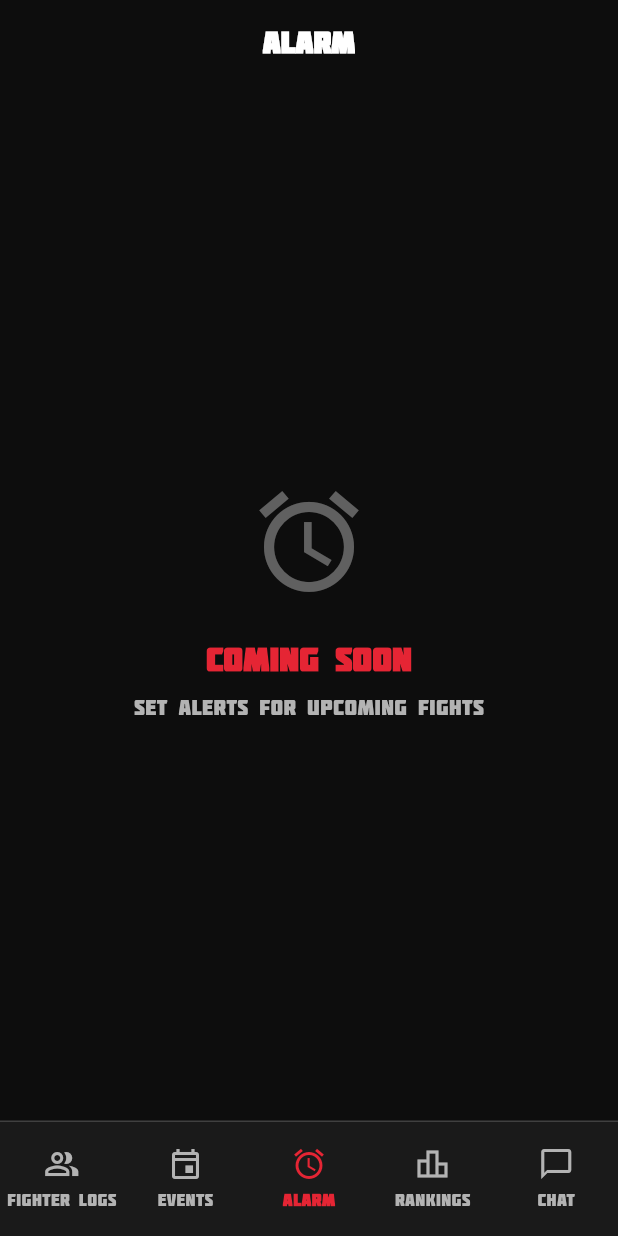
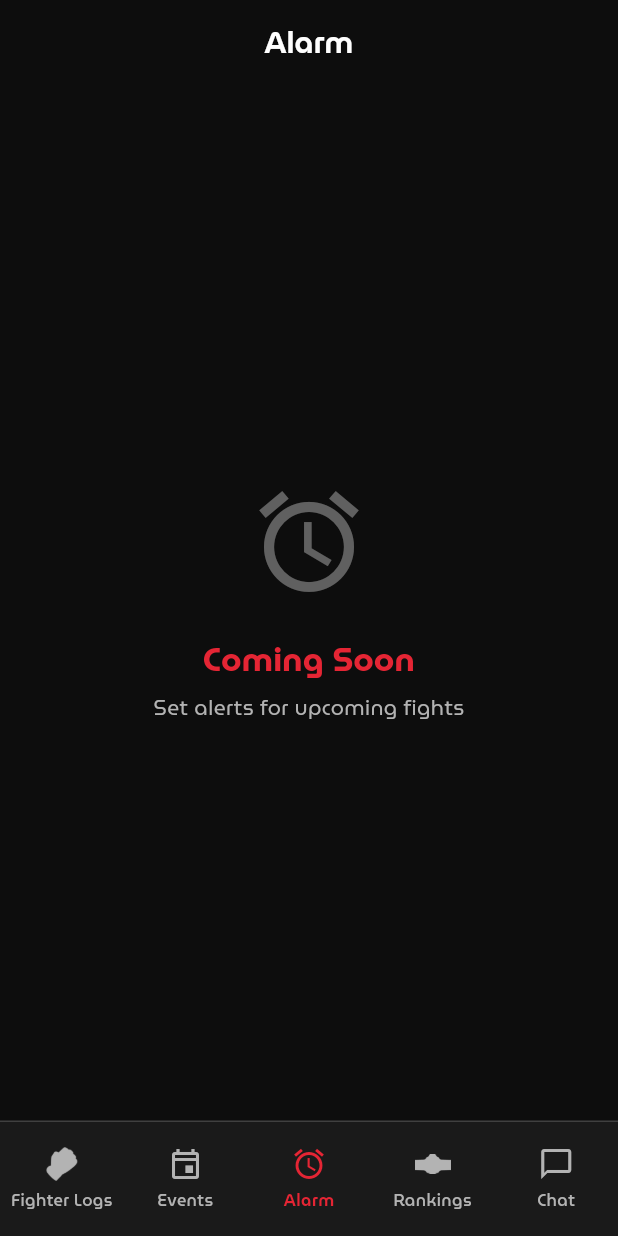
Before and after one commit to Uzicodr/Octapulse-Frontend, a Flutter app: the screen it shows after launch, item 3 of the bottom bar chosen, on a phone screen of 412 x 824 dp. Run offline on Flutter 3.47's test engine with Material 3 defaults, Android fonts, the phone set to English and light mode, and no system bars; our stand-ins replace dio, flutter_riverpod, go_router; network calls fail.

Commit message:
Edited Navbar and pngs

```diff
--- a/lib/core/theme/app_theme.dart
+++ b/lib/core/theme/app_theme.dart
@@ -2,7 +2,7 @@ import 'package:flutter/material.dart';
 import 'app_colors.dart';
 
 abstract class AppTheme {
-  static const String _fontFamily = 'Molot';
+  static const String _fontFamily = 'MuseoModerno';
 
   static ThemeData get dark {
     return ThemeData(
--- a/lib/features/home/presentation/pages/main_nav_screen.dart
+++ b/lib/features/home/presentation/pages/main_nav_screen.dart
@@ -13,12 +13,12 @@ final _navIndexProvider = StateProvider<int>((ref) => 0);
 class MainNavScreen extends ConsumerWidget {
   const MainNavScreen({super.key});
 
-  static const _tabs = [
-    (icon: Icons.people_alt_outlined, label: 'Fighter Logs'),
-    (icon: Icons.event_outlined, label: 'Events'),
-    (icon: Icons.alarm_outlined, label: 'Alarm'),
-    (icon: Icons.leaderboard_outlined, label: 'Rankings'),
-    (icon: Icons.chat_bubble_outline, label: 'Chat'),
+  static const _labels = [
+    'Fighter Logs',
+    'Events',
+    'Alarm',
+    'Rankings',
+    'Chat',
   ];
 
   static const _pages = [
@@ -35,16 +35,11 @@ class MainNavScreen extends ConsumerWidget {
 
     return Scaffold(
       backgroundColor: AppColors.background,
-      body: IndexedStack(
-        index: index,
-        children: _pages,
-      ),
+      body: IndexedStack(index: index, children: _pages),
       bottomNavigationBar: Container(
         decoration: const BoxDecoration(
           color: AppColors.surface,
-          border: Border(
-            top: BorderSide(color: AppColors.outline, width: 1),
-          ),
+          border: Border(top: BorderSide(color: AppColors.outline, width: 1)),
         ),
         child: SafeArea(
           child: Padding(
@@ -52,14 +47,13 @@ class MainNavScreen extends ConsumerWidget {
             child: Row(
               mainAxisAlignment: MainAxisAlignment.spaceAround,
               children: List.generate(
-                _tabs.length,
+                _labels.length,
                 (i) => Expanded(
                   child: _NavItem(
-                    icon: _tabs[i].icon,
-                    label: _tabs[i].label,
+                    icon: _buildIcon(i, index == i),
+                    label: _labels[i],
                     isSelected: index == i,
-                    onTap: () =>
-                        ref.read(_navIndexProvider.notifier).state = i,
+                    onTap: () => ref.read(_navIndexProvider.notifier).state = i,
                   ),
                 ),
               ),
@@ -68,6 +62,48 @@ class MainNavScreen extends ConsumerWidget {
         ),
       ),
     );
+  }
+
+  static Widget _buildIcon(int index, bool isSelected) {
+    final color = isSelected ? AppColors.primary : AppColors.onSurfaceVariant;
+    switch (index) {
+      case 0:
+        return SizedBox(
+          width: 24,
+          height: 24,
+          child: Image.asset(
+            'assets/images/glove.png',
+            width: 24,
+            height: 24,
+            color: color,
+            colorBlendMode: BlendMode.srcIn,
+            errorBuilder: (context, error, stackTrace) =>
+                Icon(Icons.sports_mma, size: 24, color: color),
+          ),
+        );
+      case 1:
+        return Icon(Icons.event_outlined, size: 24, color: color);
+      case 2:
+        return Icon(Icons.alarm_outlined, size: 24, color: color);
+      case 3:
+        return SizedBox(
+          width: 24,
+          height: 24,
+          child: Image.asset(
+            'assets/images/belt.png',
+            width: 24,
+            height: 24,
+            color: color,
+            colorBlendMode: BlendMode.srcIn,
+            errorBuilder: (context, error, stackTrace) =>
+                Icon(Icons.sports_mma, size: 24, color: color),
+          ),
+        );
+      case 4:
+        return Icon(Icons.chat_bubble_outline, size: 24, color: color);
+      default:
+        return Icon(Icons.circle, size: 24, color: color);
+    }
   }
 }
 
@@ -79,7 +115,7 @@ class _NavItem extends StatelessWidget {
     required this.onTap,
   });
 
-  final IconData icon;
+  final Widget icon;
   final String label;
   final bool isSelected;
   final VoidCallback onTap;
@@ -94,11 +130,7 @@ class _NavItem extends StatelessWidget {
         child: Column(
           mainAxisSize: MainAxisSize.min,
           children: [
-            Icon(
-              icon,
-              size: 24,
-              color: isSelected ? AppColors.primary : AppColors.onSurfaceVariant,
-            ),
+            icon,
             const SizedBox(height: 4),
             Text(
               label,
@@ -107,7 +139,9 @@ class _NavItem extends StatelessWidget {
               style: TextStyle(
                 fontSize: 11,
                 fontWeight: isSelected ? FontWeight.w600 : FontWeight.w500,
-                color: isSelected ? AppColors.primary : AppColors.onSurfaceVariant,
+                color: isSelected
+                    ? AppColors.primary
+                    : AppColors.onSurfaceVariant,
               ),
             ),
           ],
--- a/lib/features/splash/presentation/pages/splash_screen.dart
+++ b/lib/features/splash/presentation/pages/splash_screen.dart
@@ -168,7 +168,7 @@ class _SplashScreenState extends State<SplashScreen>
                           child: Text(
                             'OctaPulse',
                             style: TextStyle(
-                              fontFamily: 'MuseoModerno',
+                              fontFamily: 'Molot',
                               fontSize: 36,
                               fontWeight: FontWeight.w900,
                               letterSpacing: 4,
```
Also changed, not shown: lib/features/events/presentation/pages/past_events_tab.dart (+11 -1 lines), lib/features/events/presentation/pages/upcoming_events_tab.dart (+11 -1 lines), assets/images/belt.png (added), assets/images/glove.png (added), assets/images/ufclogo.png (added), 1 other file.
